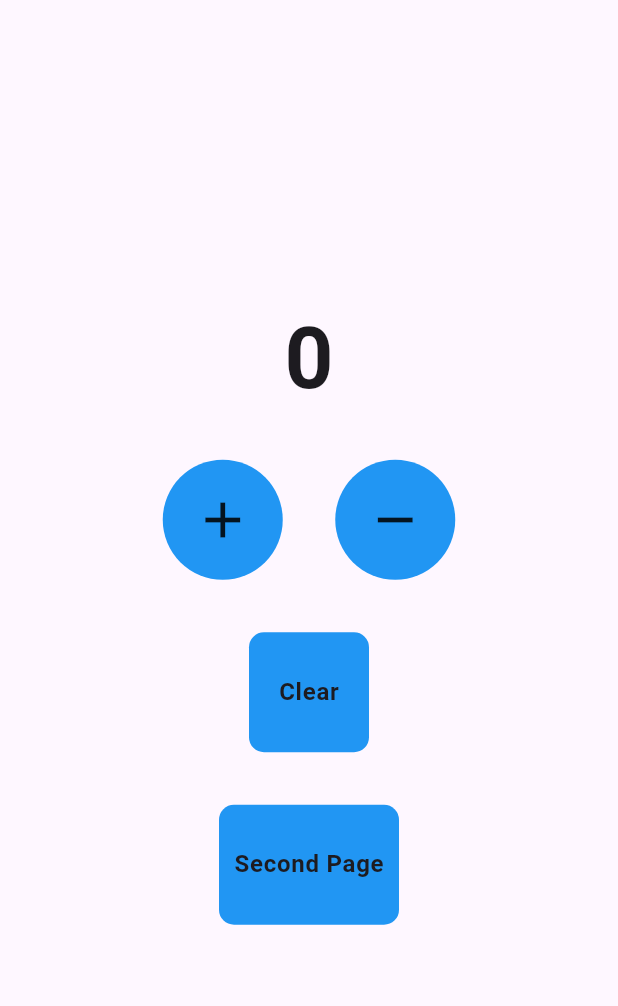
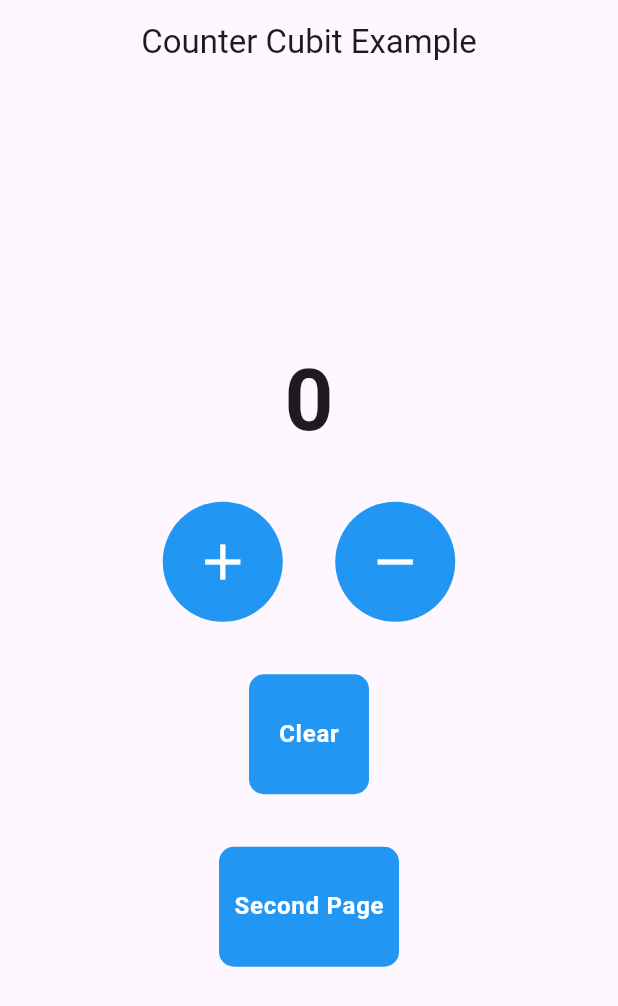
Before and after one commit to ChamikaGit/bloc-flutter-sample, a Flutter app: the screen it shows after launch, after a tap on the "add" icon, after a tap on the "remove" icon, on a phone screen of 412 x 824 dp. Shown: the top 1006 px of the screen. Run offline on Flutter 3.47's test engine with Material 3 defaults, Android fonts, the light colour scheme and no system bars; our stand-ins replace bloc, flutter_bloc.

Commit message:
flutter bloc cubit pattern bug fixes added

```diff
--- a/lib/bloc/counter_cubit/counter_cubit.dart
+++ b/lib/bloc/counter_cubit/counter_cubit.dart
@@ -8,24 +8,61 @@ class CounterCubit extends Cubit<CounterCubitState> {
 
   // Increment
   void increment() {
+
+    // final currentCount = (state is CounterUpdated || state is CounterInitial || state is CounterCleared)
+    //     ? (state as dynamic).count
+    //     : 0;
+    //
+    // emit(CounterUpdated(currentCount + 1));
+
+    int currentCount = 0;
+
+    // Check current state and retrieve the count accordingly
     if (state is CounterUpdated) {
-      emit(CounterUpdated((state as CounterUpdated).count + 1));
+      currentCount = (state as CounterUpdated).count;
     } else if (state is CounterInitial) {
-      emit(CounterUpdated((state as CounterInitial).count + 1));
+      currentCount = (state as CounterInitial).count;
+    } else if (state is CounterCleared) {
+      currentCount = (state as CounterCleared).count;
     }
+
+    emit(CounterUpdated(currentCount + 1));
+
   }
 
   // Decrement
   void decrement() {
-    if (state is CounterUpdated) {
-      emit(CounterUpdated((state as CounterUpdated).count - 1));
-    } else if (state is CounterInitial) {
-      emit(CounterUpdated((state as CounterInitial).count - 1));
-    }
+      int currentCount = 0;
+
+      // Check current state and retrieve the count accordingly
+      if (state is CounterUpdated) {
+        currentCount = (state as CounterUpdated).count;
+      } else if (state is CounterInitial) {
+        currentCount = (state as CounterInitial).count;
+      } else if (state is CounterCleared) {
+        currentCount = (state as CounterCleared).count;
+      }
+
+      emit(CounterUpdated(currentCount - 1));
+
+    // final currentCount = (state is CounterUpdated || state is CounterInitial || state is CounterCleared)
+    //     ? (state as dynamic).count
+    //     : 0;
+
+    // emit(CounterUpdated(currentCount - 1));
+
   }
 
   // Clear
   void clear() {
     emit(CounterCleared());
   }
+
+
+  @override
+  void onChange(Change<CounterCubitState> change) {
+    super.onChange(change);
+    print("CounterCubitState $change");
+  }
+
 }
--- a/lib/screens/homePage.dart
+++ b/lib/screens/homePage.dart
@@ -1,35 +1,36 @@
 import 'package:flutter/material.dart';
 import 'package:flutter_bloc/flutter_bloc.dart';
-import 'package:flutter_bloc_sample/bloc/counter_cubit/counter_cubit.dart';
-
-import '../bloc/counter/counter_bloc.dart';
+import '../bloc/counter_cubit/counter_cubit.dart';
 
 class Homepage extends StatelessWidget {
   const Homepage({super.key});
 
   @override
   Widget build(BuildContext context) {
-    return Scaffold(body: content());
-  }
-
-  Widget content() {
-    return BlocProvider(
-      // create: (context) => CounterBloc(),
+    return Scaffold(
+      appBar: AppBar(
+        title: const Text("Counter Cubit Example"),
+        centerTitle: true,
+      ),
+      body: BlocProvider(
         create: (context) => CounterCubit(),
-      // child: BlocBuilder<CounterBloc, CounterState>(
         child: BlocBuilder<CounterCubit, CounterCubitState>(
           builder: (context, state) {
-
+            // Determine the counter value based on the current state
             late int count;
             if (state is CounterInitial) {
               count = state.count;
             } else if (state is CounterUpdated) {
               count = state.count;
+            } else if (state is CounterCleared) {
+              count = state.count;
             }
+
             return Center(
               child: Column(
                 mainAxisAlignment: MainAxisAlignment.center,
                 children: [
+                  // Counter Display
                   Text(
                     count.toString(),
                     style: Theme.of(context)
@@ -37,50 +38,48 @@ class Homepage extends StatelessWidget {
                         .displayLarge
                         ?.copyWith(fontWeight: FontWeight.bold),
                   ),
-                SizedBox(height: 35),
+                  const SizedBox(height: 35),
+
+                  // Increment and Decrement Buttons
                   Row(
                     mainAxisAlignment: MainAxisAlignment.center,
-                  crossAxisAlignment: CrossAxisAlignment.center,
                     children: [
                       InkWell(
                         onTap: () {
-                        print("CounterIncrement clicked");
-                        /** to execute the bloc events **/
-                        // context.read<CounterBloc>().add(CounterIncrement());
                           context.read<CounterCubit>().increment();
                         },
                         child: Container(
                           width: 80,
                           height: 80,
                           decoration: const BoxDecoration(
-                            shape: BoxShape.circle, color: Colors.blue),
-                        child: const Icon(Icons.add, size: 40),
+                            shape: BoxShape.circle,
+                            color: Colors.blue,
+                          ),
+                          child: const Icon(Icons.add, size: 40, color: Colors.white),
                         ),
                       ),
-                    SizedBox(width: 35),
+                      const SizedBox(width: 35),
                       InkWell(
                         onTap: () {
-                        print("CounterDecrement clicked");
-                        /** to execute the bloc events **/
-                        // context.read<CounterBloc>().add(CounterDecrement());
                           context.read<CounterCubit>().decrement();
                         },
                         child: Container(
                           width: 80,
                           height: 80,
                           decoration: const BoxDecoration(
-                            shape: BoxShape.circle, color: Colors.blue),
-                        child: const Icon(Icons.remove, size: 40),
+                            shape: BoxShape.circle,
+                            color: Colors.blue,
+                          ),
+                          child: const Icon(Icons.remove, size: 40, color: Colors.white),
                         ),
                       ),
                     ],
                   ),
-                SizedBox(height: 35),
+                  const SizedBox(height: 35),
+
+                  // Clear Button
                   InkWell(
                     onTap: () {
-                    print("Counter Clear clicked");
-                    /** to execute the bloc events clear **/
-                    // context.read<CounterBloc>().add(CounterClear());
                       context.read<CounterCubit>().clear();
                     },
                     child: Container(
@@ -90,27 +89,28 @@ class Homepage extends StatelessWidget {
                       decoration: const BoxDecoration(
                         shape: BoxShape.rectangle,
                         color: Colors.blue,
-                        borderRadius: BorderRadius.all(Radius.circular(10))),
+                        borderRadius: BorderRadius.all(Radius.circular(10)),
+                      ),
                       child: Center(
-                      child: Text("Clear",
+                        child: Text(
+                          "Clear",
                           style: Theme.of(context)
                               .textTheme
                               .bodyLarge
-                              ?.copyWith(fontWeight: FontWeight.bold)),
+                              ?.copyWith(fontWeight: FontWeight.bold, color: Colors.white),
                         ),
                       ),
                     ),
-                SizedBox(height: 35),
+                  ),
+                  const SizedBox(height: 35),
 
-                /** This section used to pass the context
-                 * and get the same value to
-                 * other screen using the same block instance.
-                 */
-
+                  // Navigation to Second Page
                   InkWell(
                     onTap: () {
-                    print("Next Page Clicked");
-                    Navigator.of(context).pushNamed("/secondPage",arguments: context);
+                      Navigator.of(context).pushNamed(
+                        "/secondPage",
+                        arguments: context.read<CounterCubit>(),
+                      );
                     },
                     child: Container(
                       padding: const EdgeInsets.all(10),
@@ -119,13 +119,16 @@ class Homepage extends StatelessWidget {
                       decoration: const BoxDecoration(
                         shape: BoxShape.rectangle,
                         color: Colors.blue,
-                        borderRadius: BorderRadius.all(Radius.circular(10))),
+                        borderRadius: BorderRadius.all(Radius.circular(10)),
+                      ),
                       child: Center(
-                      child: Text("Second Page",
+                        child: Text(
+                          "Second Page",
                           style: Theme.of(context)
                               .textTheme
                               .bodyLarge
-                              ?.copyWith(fontWeight: FontWeight.bold)),
+                              ?.copyWith(fontWeight: FontWeight.bold, color: Colors.white),
+                        ),
                       ),
                     ),
                   ),
@@ -134,6 +137,7 @@ class Homepage extends StatelessWidget {
             );
           },
         ),
+      ),
     );
   }
 }
```
Lines whose indentation alone changed are shown as unchanged.
